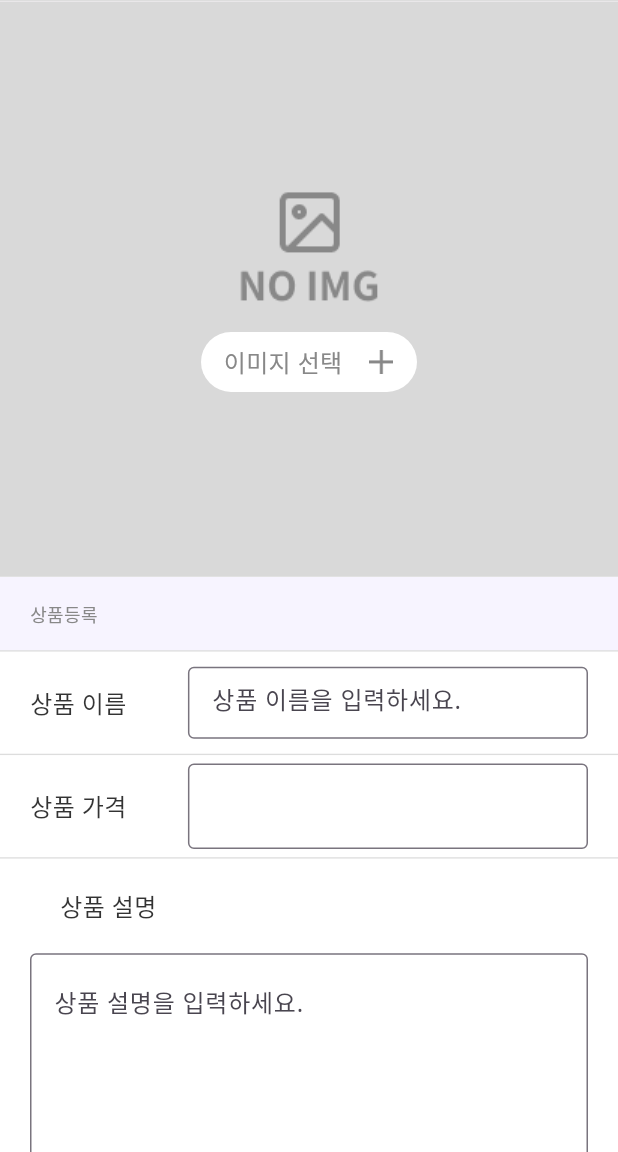
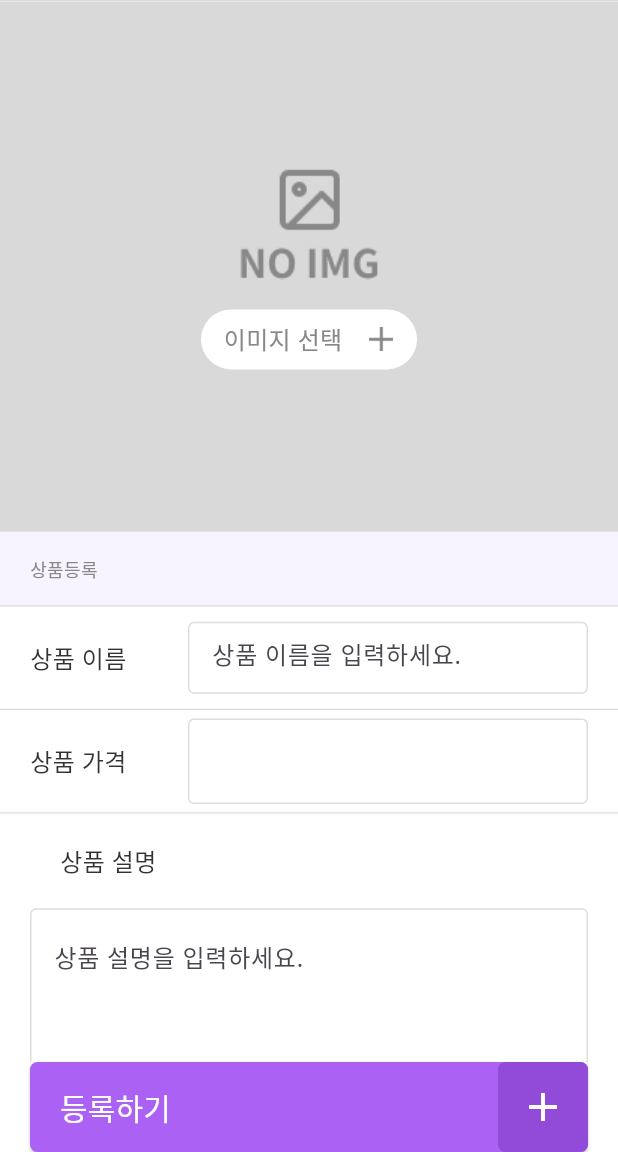
Before and after one commit to 1joGoodNight/flutter_dear_pet, a Flutter app: the screen it shows after launch, on a phone screen of 412 x 824 dp, the part 84-1236 px from its top. Run offline on Flutter 3.47's test engine with Material 3 defaults, Android fonts, the phone set to English and light mode, and no system bars.

Commit message:
Refector OutlineColor

```diff
--- a/lib/addpage/goods_add_page.dart
+++ b/lib/addpage/goods_add_page.dart
@@ -1,4 +1,5 @@
 import 'package:flutter/material.dart';
+import 'package:flutter_dear_pet/addpage/widget/add_btn.dart';
 import 'package:flutter_dear_pet/addpage/widget/goods_bottom.dart';
 import 'package:flutter_dear_pet/addpage/widget/goods_image.dart';
 import 'package:flutter_dear_pet/app_bar.dart';
@@ -13,7 +14,8 @@ class GoodsAddPage extends StatelessWidget{
           GoodsImage(),
           GoodsBottom(),
         ],
-      )
+      ),
+      bottomNavigationBar: addBtn(),
     );
 
   }
--- /dev/null
+++ b/lib/addpage/widget/add_btn.dart
@@ -0,0 +1,45 @@
+import 'package:flutter/material.dart';
+
+SafeArea addBtn() {
+  return SafeArea(
+    child: Padding(
+      padding: const EdgeInsets.symmetric(horizontal: 20),
+      child: ElevatedButton(
+        onPressed: () {
+          //버튼 클릭 이벤트
+        },
+        style: ElevatedButton.styleFrom(
+          padding: EdgeInsets.zero,
+          backgroundColor: const Color(0xFFAA61F4),
+          shape: RoundedRectangleBorder(
+            borderRadius: BorderRadius.circular(5),
+          ),
+        ),
+        child: Row(
+          mainAxisAlignment: MainAxisAlignment.spaceBetween,
+          children: [
+            const Padding(
+              padding: EdgeInsets.only(left: 20),
+              child: Text(
+                '등록하기',
+                style: TextStyle(fontSize: 20, color: Colors.white),
+              ),
+            ),
+            Container(
+              width: 60,
+              height: 60,
+              decoration: BoxDecoration(
+                  color: const Color(0xFF924BD9),
+                  borderRadius: BorderRadius.circular(5)),
+              child: const Icon(
+                Icons.add,
+                color: Colors.white,
+                size: 32,
+              ),
+            ),
+          ],
+        ),
+      ),
+    ),
+  );
+}
--- a/lib/addpage/widget/goods_bottom.dart
+++ b/lib/addpage/widget/goods_bottom.dart
@@ -54,10 +54,15 @@ class GoodsBottom extends StatelessWidget {
                     height: 48,
                     child: TextField(
                       decoration: InputDecoration(
-                          border: OutlineInputBorder(
-                            borderSide: BorderSide(color: Color(0xFFFFFFFF)),
-                          ),
-                          hintText: '상품 이름을 입력하세요.'),
+                        hintText: '상품 이름을 입력하세요.',
+                        enabledBorder: OutlineInputBorder(
+                          borderSide: BorderSide(color: Color(0xFFDDDDDD)),
+                        ),
+                        focusedBorder: OutlineInputBorder(
+                            borderSide: BorderSide(
+                          color: Color(0xFFAAAAAA),
+                        )),
+                      ),
                     ),
                   ))
                 ],
@@ -80,11 +85,15 @@ class GoodsBottom extends StatelessWidget {
                     child: TextField(
                       decoration: InputDecoration(
                         suffixText: ' 원',
-                        border: OutlineInputBorder(
+                        enabledBorder: OutlineInputBorder(
                           borderSide: BorderSide(
-                            color: Color(0xFFFFFFFF),
+                            color: Color(0xFFDDDDDD),
                           ),
                         ),
+                        focusedBorder: OutlineInputBorder(
+                            borderSide: BorderSide(
+                          color: Color(0xFFAAAAAA),
+                        )),
                       ),
                     ),
                   )
@@ -125,7 +134,13 @@ class GoodsBottom extends StatelessWidget {
                       decoration: InputDecoration(
                         contentPadding: EdgeInsets.only(top: 20, left: 12),
                         hintText: '상품 설명을 입력하세요.',
-                        border: OutlineInputBorder(),
+                        enabledBorder: OutlineInputBorder(
+                          borderSide: BorderSide(color: Color(0xFFDDDDDD)),
+                        ),
+                        focusedBorder: OutlineInputBorder(
+                            borderSide: BorderSide(
+                          color: Color(0xFFAAAAAA),
+                        )),
                       ),
                     ),
                   ),
```
